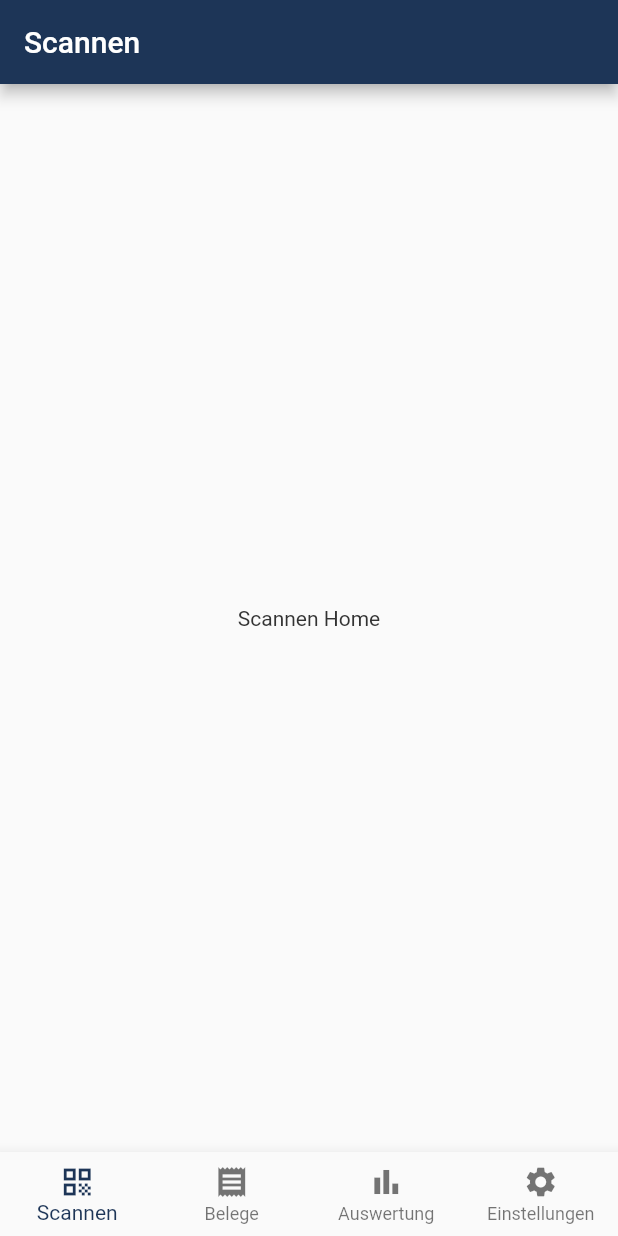
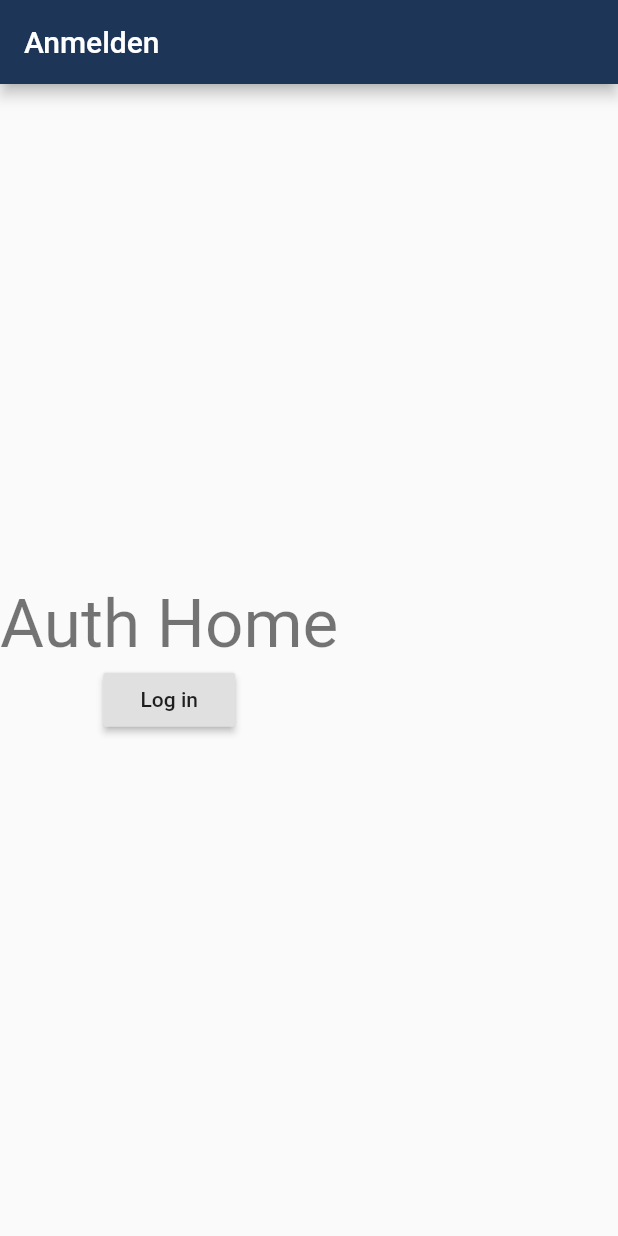
Before and after one commit to jangrunicke/Billsolution, a Flutter app: the screen it shows after launch, on a phone screen of 412 x 824 dp. Run offline on Flutter 3.47's test engine with Material 2 defaults, Android fonts, the phone set to English and light mode, and no system bars.

Commit message:
added auth home, navigator, quickfix login logic

```diff
--- a/lib/main.dart
+++ b/lib/main.dart
@@ -1,4 +1,6 @@
 import 'package:billsolution_app/app_shell.dart';
+import 'package:billsolution_app/pages/auth/auth_home.dart';
+import 'package:billsolution_app/pages/bills/bills_home.dart';
 import 'package:billsolution_app/theme.dart';
 import 'package:flutter/material.dart';
 
@@ -6,13 +8,34 @@ void main() {
   runApp(App());
 }
 
-class App extends StatelessWidget {
+class App extends StatefulWidget {
+  @override
+  _AppState createState() => _AppState();
+}
+
+class _AppState extends State<App> {
+  // TODO: Quickfix soltion, statemanagement needed
+  bool _isLoggedIn = false;
+
+  void onTappedLogin() {
+    setState(() {
+      _isLoggedIn = true;
+    });
+  }
+
+  Widget buildScreen() {
+    if (_isLoggedIn) {
+      return AppShell();
+    }
+    return AuthHome(onTappedLogin: onTappedLogin,);
+  }
+
   @override
   Widget build(BuildContext context) {
     return MaterialApp(
-      title: 'BillSolution',
-      theme: AppTheme.themeData,
-      home: AppShell(),
-    );
+        title: 'BillSolution',
+        theme: AppTheme.themeData,
+        home: buildScreen(),
+        );
   }
 }
--- /dev/null
+++ b/lib/pages/auth/auth_home.dart
@@ -0,0 +1,30 @@
+import 'package:flutter/material.dart';
+
+class AuthHome extends StatelessWidget {
+  AuthHome({this.onTappedLogin});
+
+  final VoidCallback onTappedLogin;
+
+  @override
+  Widget build(BuildContext context) {
+    return Scaffold(
+      appBar: AppBar(
+        title: Text('Anmelden'),
+      ),
+      body: Container(
+        child: Column(
+          mainAxisAlignment: MainAxisAlignment.center,
+          children: [
+            Text(
+              'Auth Home',
+              style: Theme.of(context).textTheme.headline3,
+            ),
+            RaisedButton(
+              child: Text('Log in'),
+              onPressed: onTappedLogin,
+            )
+          ],
+      )),
+    );
+  }
+}
```
Also changed, not shown: lib/pages/auth/auth_router.dart (added, +20 -0 lines).
